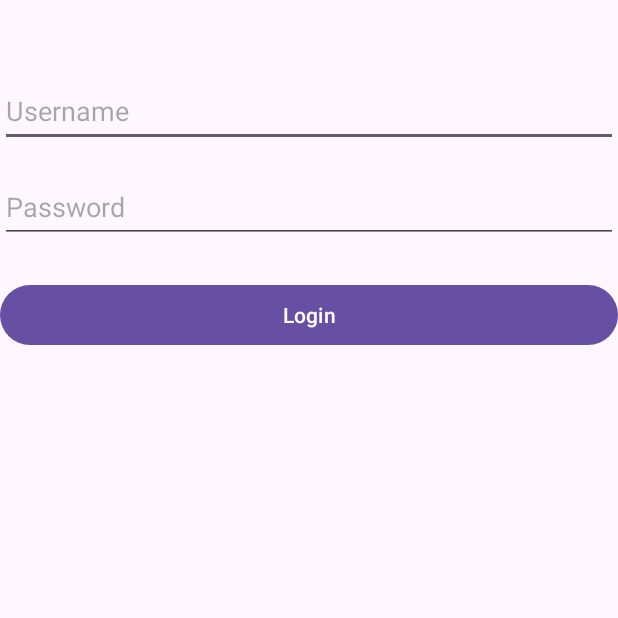
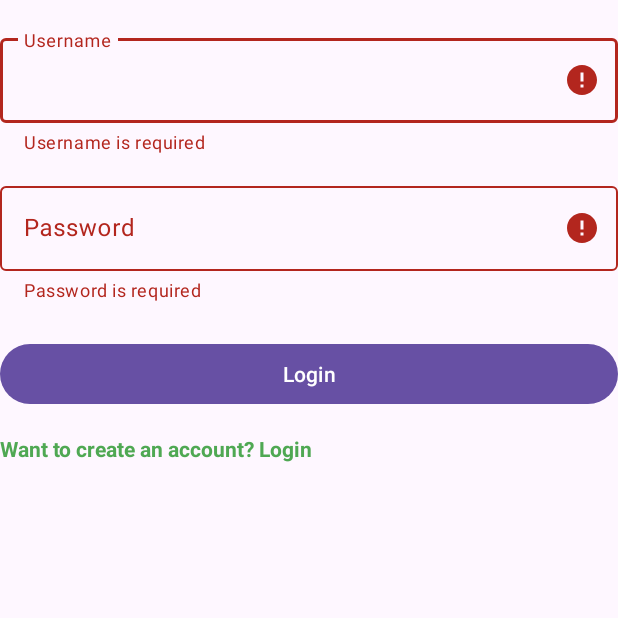
Before and after one commit to PiotrBujalski/TransitifyMobile, an Android app: the screen it shows after launch (LoginActivity), after a tap on "Login", on a phone screen of 412 x 824 dp, the top half of it. Run offline under Robolectric (Android 15) with nearby library versions, the phone set to English and light mode, and no system bars; libraries missing offline, so code that uses them is left out: at.favre.lib, com.mongodb.client, org.bson; 3 statements that could not run were skipped.

Commit message:
Add validation and password decoding to User Login

```diff
--- a/app/src/main/java/com/example/transitifymobile/LoginActivity.kt
+++ b/app/src/main/java/com/example/transitifymobile/LoginActivity.kt
@@ -7,9 +7,12 @@
 import com.mongodb.client.MongoDatabase
 import org.bson.Document
 import android.os.Bundle
+import android.view.View
 import android.widget.Button
 import android.widget.EditText
 import android.widget.Toast
+import at.favre.lib.crypto.bcrypt.BCrypt
+import com.google.android.material.textfield.TextInputLayout
 import kotlinx.coroutines.Dispatchers
 import kotlinx.coroutines.GlobalScope
 import kotlinx.coroutines.launch
@@ -29,6 +32,9 @@
         super.onCreate(savedInstanceState)
         setContentView(R.layout.activity_login)
 
+        val tilUsername = findViewById<TextInputLayout>(R.id.tilUsername)
+        val tilPassword = findViewById<TextInputLayout>(R.id.tilPassword)
+
         editTextUsername = findViewById(R.id.editTextUsername)
         editTextPassword = findViewById(R.id.editTextPassword)
         btnLogin = findViewById(R.id.btnLogin)
@@ -43,27 +49,30 @@
         }
 
         btnLogin.setOnClickListener {
-                val username = editTextUsername.text.toString()
+            val username = editTextUsername.text.toString().trim()
             val enteredPassword = editTextPassword.text.toString()
 
+            if (validateInputs(username, enteredPassword, tilUsername, tilPassword)) {
                 GlobalScope.launch(Dispatchers.IO) {
                     try {
-                        val userDocument = usersCollection.find(Document("username", username)).first()
+                        val userDocument = usersCollection.find(Document("Username", username)).first()
 
                         withContext(Dispatchers.Main) {
                             if (userDocument != null) {
-                                val storedPassword = userDocument.getString("password")
+                                val storedPasswordHash = userDocument.getString("PasswordHash")
 
-                                if (enteredPassword == storedPassword) {
+                                if (BCrypt.verifyer().verify(enteredPassword.toCharArray(), storedPasswordHash).verified) {
                                     showToast("Login successful")
                                     val intent = Intent(this@LoginActivity, MainActivity::class.java)
                                     startActivity(intent)
                                     finish()
                                 } else {
-                                    showToast("Incorrect password")
+                                    tilPassword.error = "Incorrect password"
+                                    tilUsername.error = null
                                 }
                             } else {
-                                showToast("Username not found")
+                                tilUsername.error = "Username not found"
+                                tilPassword.error = null
                             }
                         }
                     } catch (e: Exception) {
@@ -74,6 +83,33 @@
                     }
                 }
             }
+        }
+    }
+
+    private fun validateInputs(username: String, password: String, tilUsername: TextInputLayout, tilPassword: TextInputLayout): Boolean {
+        var isValid = true
+
+        if (username.isEmpty()) {
+            tilUsername.error = "Username is required"
+            isValid = false
+        } else {
+            tilUsername.error = null
+        }
+
+        if (password.isEmpty()) {
+            tilPassword.error = "Password is required"
+            isValid = false
+        } else {
+            tilPassword.error = null
+        }
+
+        return isValid
+    }
+
+    fun goToRegister(view: View) {
+        val intent = Intent(this, RegisterActivity::class.java)
+        startActivity(intent)
+        finish()
     }
 
     override fun onDestroy() {
@@ -86,5 +122,4 @@
     private fun showToast(message: String) {
         Toast.makeText(this, message, Toast.LENGTH_SHORT).show()
     }
-
 }
--- a/app/src/main/res/layout/activity_login.xml
+++ b/app/src/main/res/layout/activity_login.xml
@@ -5,36 +5,55 @@
     android:layout_height="match_parent"
     tools:context=".LoginActivity">
 
-    <EditText
-        android:id="@+id/editTextUsername"
+    <com.google.android.material.textfield.TextInputLayout
+        android:id="@+id/tilUsername"
         android:layout_width="match_parent"
         android:layout_height="wrap_content"
-        android:layout_marginTop="50dp"
-        android:autofillHints="no"
-        android:hint="Username"
-        android:inputType="text"
-        android:minHeight="48dp"
-        tools:ignore="HardcodedText" />
+        android:layout_marginTop="20dp"
+        android:hint="Username">
 
-    <EditText
-        android:id="@+id/editTextPassword"
+        <EditText
+            android:id="@+id/editTextUsername"
+            android:layout_width="match_parent"
+            android:layout_height="wrap_content"
+            android:inputType="text" />
+
+    </com.google.android.material.textfield.TextInputLayout>
+
+    <com.google.android.material.textfield.TextInputLayout
+        android:id="@+id/tilPassword"
         android:layout_width="match_parent"
         android:layout_height="wrap_content"
-        android:layout_below="@id/editTextUsername"
+        android:layout_below="@id/tilUsername"
         android:layout_marginTop="16dp"
-        android:hint="Password"
-        android:importantForAutofill="no"
-        android:inputType="textPassword"
-        android:minHeight="48dp"
-        tools:ignore="HardcodedText" />
+        android:hint="Password">
+
+        <EditText
+            android:id="@+id/editTextPassword"
+            android:layout_width="match_parent"
+            android:layout_height="wrap_content"
+            android:inputType="textPassword" />
+
+    </com.google.android.material.textfield.TextInputLayout>
 
     <Button
         android:id="@+id/btnLogin"
         android:layout_width="match_parent"
         android:layout_height="wrap_content"
-        android:layout_below="@id/editTextPassword"
+        android:layout_below="@id/tilPassword"
         android:layout_marginTop="24dp"
-        android:text="Login"
-        tools:ignore="HardcodedText" />
+        android:text="Login" />
+
+    <TextView
+        android:id="@+id/tvRegisterLink"
+        android:layout_width="wrap_content"
+        android:layout_height="wrap_content"
+        android:layout_below="@id/btnLogin"
+        android:layout_marginTop="16dp"
+        android:text="Want to create an account? Login"
+        android:clickable="true"
+        android:textColor="@color/green"
+        android:textStyle="bold"
+        android:onClick="goToRegister" />
 
 </RelativeLayout>
```
Lines whose indentation alone changed are shown as unchanged.
